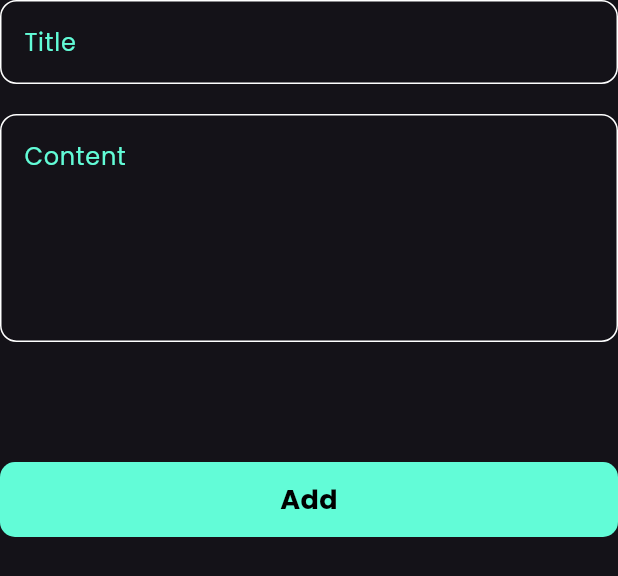
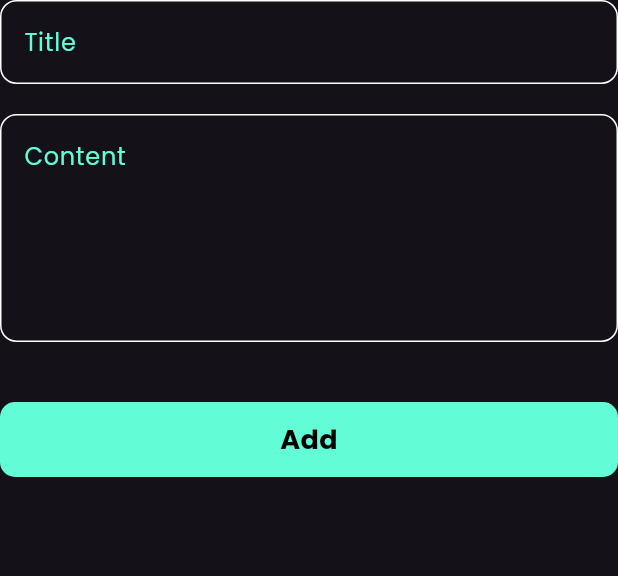
Before and after one commit to m7mdragab74/notes-app, a Flutter app: the AddNoteForm widget shown alone on an empty page, opened directly, on a phone screen of 412 x 824 dp. Shown: the top 576 px of the screen. Run offline on Flutter 3.47's test engine with Material 3 defaults, Android fonts, the phone set to English and light mode, and no system bars; our stand-ins replace flutter_bloc, hive, hive_flutter; accounts and stored records are empty.

Commit message:
create notes state

```diff
--- a/lib/widget/add_note_form.dart
+++ b/lib/widget/add_note_form.dart
@@ -45,7 +45,7 @@ class _AddNoteFormState extends State<AddNoteForm> {
             maxLines: 5,
           ),
           SizedBox(
-            height: 80,
+            height: 40,
           ),
           BlocBuilder<AddNotesCubit, AddNotesState>(
             builder: (context, state) {
@@ -68,6 +68,9 @@ class _AddNoteFormState extends State<AddNoteForm> {
               );
             },
           ),
+          SizedBox(
+            height: 12,
+          ),
         ],
       ),
     );
```
Also changed, not shown: lib/cubits/notes_cubit/notes_state.dart (added, +19 -0 lines), lib/cubits/notes_cubit/notes_cubit.dart (added).
